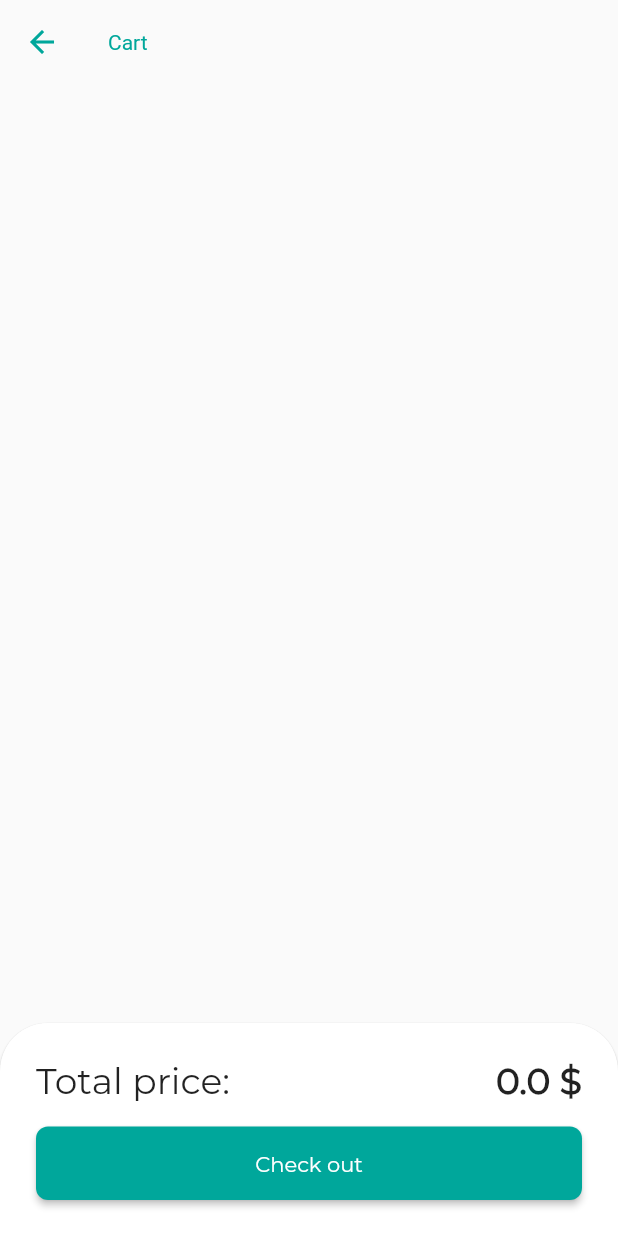
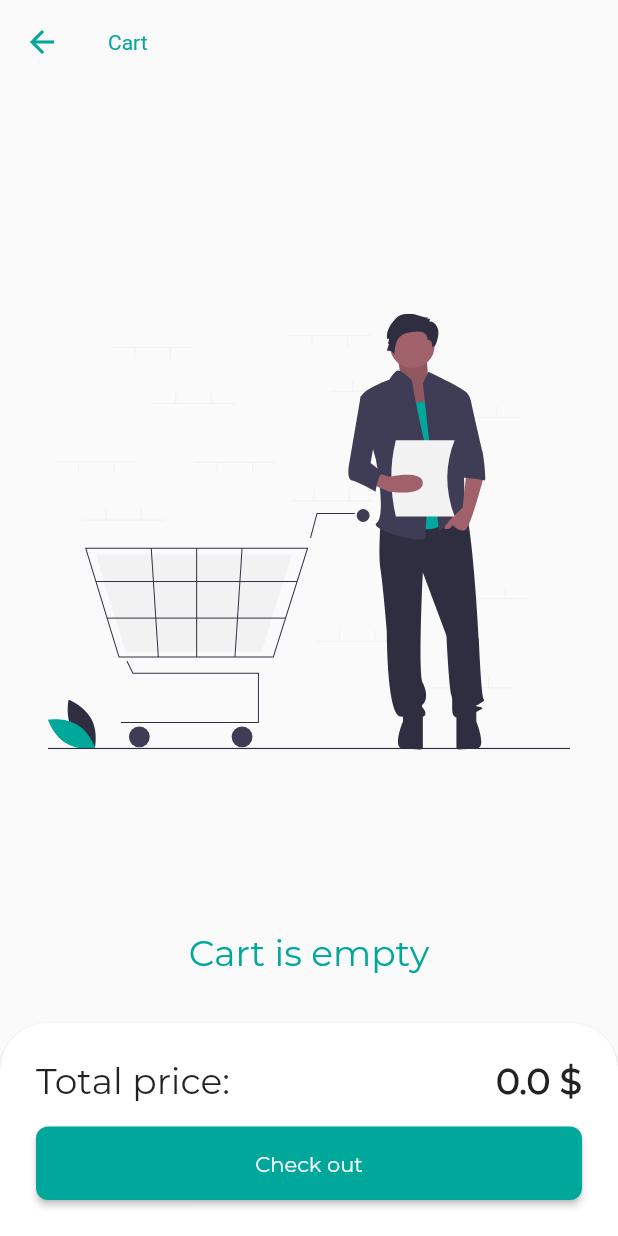
Before and after one commit to Mohamed50/Flutter-Firestore-E-Commeerce, a Flutter app: the screen it shows once a user with an empty profile is signed in, after a tap on an icon or button, on a phone screen of 412 x 824 dp. Run offline on Flutter 3.47's test engine with Material 2 defaults, Android fonts, the phone set to English and light mode, and no system bars; our stand-ins replace cloud_firestore, firebase_auth, firebase_core, flutter_svg, font_awesome_flutter, get and 3 more; missing offline and left inert: flutter_login_facebook; accounts and stored records are empty; project files that could hold a hidden picture were left out.

Commit message:
handle empty list and loading

```diff
--- a/lib/config/const.dart
+++ b/lib/config/const.dart
@@ -1,5 +1,4 @@
 import 'package:flutter/material.dart';
-import 'package:getx_example/utils/color-extension.dart';
 
 const primaryColor = Color(0xFF00A79B);
 const iconsColor = Colors.white;
--- a/lib/view-model/order-view-model.dart
+++ b/lib/view-model/order-view-model.dart
@@ -1,9 +1,13 @@
+import 'package:flutter/material.dart';
 import 'package:get/get.dart';
 import 'package:getx_example/data/model/order.dart';
 import 'package:getx_example/data/service/order-service.dart';
 import 'package:getx_example/view-model/auth-view-model.dart';
 
 class OrdersViewModel extends GetxController{
+
+  ValueNotifier<bool> _loading = ValueNotifier(false);
+  ValueNotifier<bool> get loading => _loading;
 
   RxList<OrderModel> _orders = <OrderModel>[].obs;
   List<OrderModel> get orders => _orders.value;
@@ -13,6 +17,7 @@ class OrdersViewModel extends GetxController{
   }
 
   fetchOrders(){
+    _loading.value = true;
     String userId = Get.find<AuthViewModel>().user!.uid;
     OrderService().fetchUserOrders(userId).then((docs){
       docs.forEach((element) async {
@@ -28,6 +33,7 @@ class OrdersViewModel extends GetxController{
         // print(json.encode(map));
         // _products.add(ProductModel.fromMap((element.data() as Map)..putIfAbsent("id", () => element.id)));
       });
+      _loading.value = false;
       update();
     });
   }
--- a/lib/view/cart.dart
+++ b/lib/view/cart.dart
@@ -1,9 +1,11 @@
 import 'package:flutter/material.dart';
 import 'package:get/get.dart';
+import 'package:getx_example/config/const.dart';
 import 'package:getx_example/view-model/cart-view-model.dart';
 import 'package:getx_example/view/checkout.dart';
 import 'package:getx_example/view/widgets/cart-item.dart';
 import 'package:getx_example/view/widgets/customs/custom-button.dart';
+import 'package:getx_example/view/widgets/empty-widget.dart';
 import 'widgets/customs/custom-text.dart';
 
 class CartPage extends StatelessWidget {
@@ -16,14 +18,15 @@ class CartPage extends StatelessWidget {
       appBar: AppBar(
         elevation: 0,
         backgroundColor: Colors.grey.shade50,
-        title: CustomText("Cart"),
+        title: CustomText("Cart", color: primaryColor,),
       ),
       body: GetBuilder<CartViewModel>(
           init: Get.find<CartViewModel>(),
           builder: (controller) => Column(
                 children: [
                   Expanded(
-                    child: ListView.separated(
+                    child: controller.cart.isNotEmpty
+                        ? ListView.separated(
                             padding: EdgeInsets.all(24.0),
                             itemCount: controller.cart.length,
                             itemBuilder: (context, index) => CartItem(
@@ -34,14 +37,19 @@ class CartPage extends StatelessWidget {
                               height: 32.0,
                               thickness: 1,
                             ),
+                          )
+                        : EmptyWidget(
+                            padding: 32.0,
+                            assetName: "assets/images/empty-cart.svg",
+                            text: "Cart is empty",
                           ),
                   ),
                   Card(
                     color: Colors.white,
                     margin: EdgeInsets.all(0.0),
                     shape: RoundedRectangleBorder(
-                      borderRadius: BorderRadius.vertical(top: Radius.circular(32.0))
-                    ),
+                        borderRadius:
+                            BorderRadius.vertical(top: Radius.circular(32.0))),
                     child: Padding(
                       padding: const EdgeInsets.all(24.0),
                       child: Column(
@@ -49,8 +57,15 @@ class CartPage extends StatelessWidget {
                           Row(
                             mainAxisAlignment: MainAxisAlignment.spaceBetween,
                             children: [
-                              CustomText("Total price:", fontSize: 24.0,),
-                              CustomText("${controller.totalPrice} \$", fontSize: 24.0, fontWeight: FontWeight.w700,),
+                              CustomText(
+                                "Total price:",
+                                fontSize: 24.0,
+                              ),
+                              CustomText(
+                                "${controller.totalPrice} \$",
+                                fontSize: 24.0,
+                                fontWeight: FontWeight.w700,
+                              ),
                             ],
                           ),
                           SizedBox(height: 16.0),
--- a/lib/view/menu/orders.dart
+++ b/lib/view/menu/orders.dart
@@ -2,6 +2,7 @@ import 'package:flutter/material.dart';
 import 'package:get/get.dart';
 import 'package:getx_example/view-model/order-view-model.dart';
 import 'package:getx_example/view/widgets/customs/custom-text.dart';
+import 'package:getx_example/view/widgets/empty-widget.dart';
 
 class OrdersPage extends GetWidget<OrdersViewModel> {
   const OrdersPage({Key? key}) : super(key: key);
@@ -9,14 +10,20 @@ class OrdersPage extends GetWidget<OrdersViewModel> {
   @override
   Widget build(BuildContext context) {
     return Obx(
-      () => ListView.builder(
+      () => Visibility(
+        visible: !controller.loading.value,
+        replacement: Center(child: CircularProgressIndicator()),
+        child: controller.orders.isNotEmpty
+            ? ListView.builder(
                 itemCount: controller.orders.length,
                 itemBuilder: (context, index) => ListTile(
                   leading: Container(
-            color: controller.orders[index].products!.first.product!.color!,
+                    color: controller
+                        .orders[index].products!.first.product!.color!,
                     padding: EdgeInsets.all(8.0),
                     child: Image.network(
-              controller.orders[index].products!.first.product!.imageUrl!,
+                      controller
+                          .orders[index].products!.first.product!.imageUrl!,
                       fit: BoxFit.contain,
                     ),
                   ),
@@ -30,6 +37,11 @@ class OrdersPage extends GetWidget<OrdersViewModel> {
                     fontSize: 18.0,
                   ),
                 ),
+              )
+            : EmptyWidget(
+                padding: 32.0,
+                assetName: "assets/images/empty-order.svg",
+                text: "You didn't order yet"),
       ),
     );
   }
--- a/lib/view/widgets/customs/custom-bottom-navigation-bar.dart
+++ b/lib/view/widgets/customs/custom-bottom-navigation-bar.dart
@@ -22,8 +22,8 @@ class CustomBottomNavigationBar extends GetWidget<MenuViewModel> {
             title: CustomText("Home"),
           ),
           SalomonBottomBarItem(
-            icon: Icon(FontAwesomeIcons.search),
-            title: CustomText("Search"),
+            icon: Icon(FontAwesomeIcons.box),
+            title: CustomText("Orders"),
           ),
           SalomonBottomBarItem(
             icon: Icon(FontAwesomeIcons.user),
--- /dev/null
+++ b/lib/view/widgets/empty-widget.dart
@@ -0,0 +1,25 @@
+import 'package:flutter/material.dart';
+import 'package:flutter_svg/flutter_svg.dart';
+import 'package:getx_example/config/const.dart';
+import 'package:getx_example/view/widgets/customs/custom-text.dart';
+
+class EmptyWidget extends StatelessWidget {
+  final double padding;
+  final String assetName;
+  final String text;
+
+  const EmptyWidget({Key? key, required this.assetName, required this.text, this.padding : 0.0}) : super(key: key);
+
+  @override
+  Widget build(BuildContext context) {
+    return Padding(
+      padding: EdgeInsets.all(padding),
+      child: Column(
+        children: [
+          Expanded(child: SvgPicture.asset(assetName)),
+          CustomText(text, color: primaryColor, fontSize: 24.0,)
+        ],
+      ),
+    );
+  }
+}
--- a/pubspec.yaml
+++ b/pubspec.yaml
@@ -22,6 +22,8 @@ dependencies:
   salomon_bottom_bar: ^3.1.0
   sqflite: ^2.0.0+4
   path: ^1.8.0
+  flutter_svg: ^0.22.0
+
 
 dev_dependencies:
   flutter_test:
```
Also changed, not shown: assets/images/empty-cart.svg (added), assets/images/empty-order.svg (added), pubspec.lock. Lines whose indentation alone changed are shown as unchanged.
